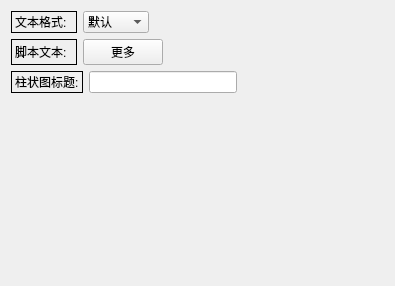
Above: LabelText.ui from whatudone/plotxy before the change. Below: the same form after it.
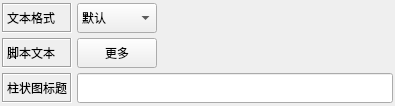
That is the form after the change.

```diff
--- a/LabelText.ui
+++ b/LabelText.ui
@@ -7,27 +7,72 @@
     <x>0</x>
     <y>0</y>
     <width>395</width>
-    <height>286</height>
+    <height>106</height>
    </rect>
   </property>
   <property name="windowTitle">
    <string/>
   </property>
   <layout class="QVBoxLayout" name="verticalLayout">
+   <property name="spacing">
+    <number>5</number>
+   </property>
+   <property name="leftMargin">
+    <number>0</number>
+   </property>
+   <property name="topMargin">
+    <number>0</number>
+   </property>
+   <property name="rightMargin">
+    <number>0</number>
+   </property>
+   <property name="bottomMargin">
+    <number>0</number>
+   </property>
    <item>
-    <layout class="QHBoxLayout" name="horizontalLayout_21">
-     <item>
+    <layout class="QGridLayout" name="gridLayout">
+     <property name="leftMargin">
+      <number>2</number>
+     </property>
+     <property name="topMargin">
+      <number>2</number>
+     </property>
+     <property name="rightMargin">
+      <number>2</number>
+     </property>
+     <property name="bottomMargin">
+      <number>2</number>
+     </property>
+     <property name="spacing">
+      <number>5</number>
+     </property>
+     <item row="0" column="0">
       <widget class="QLabel" name="label_13">
+       <property name="minimumSize">
+        <size>
+         <width>0</width>
+         <height>30</height>
+        </size>
+       </property>
        <property name="frameShape">
         <enum>QFrame::Box</enum>
        </property>
+       <property name="frameShadow">
+        <enum>QFrame::Sunken</enum>
+       </property>
        <property name="text">
-        <string>文本格式:  </string>
+        <string>文本格式</string>
        </property>
       </widget>
      </item>
-     <item>
+     <item row="0" column="1">
       <widget class="QComboBox" name="comboBox_3">
+       <property name="minimumSize">
+        <size>
+         <width>0</width>
+         <height>30</height>
+        </size>
+       </property>
        <item>
         <property name="text">
          <string>默认</string>
@@ -45,7 +90,7 @@
        </item>
       </widget>
      </item>
-     <item>
+     <item row="0" column="2">
       <spacer name="horizontalSpacer_13">
        <property name="orientation">
         <enum>Qt::Horizontal</enum>
@@ -58,28 +103,39 @@
        </property>
       </spacer>
      </item>
-    </layout>
-   </item>
-   <item>
-    <layout class="QHBoxLayout" name="horizontalLayout_20">
-     <item>
+     <item row="1" column="0">
       <widget class="QLabel" name="label_14">
+       <property name="minimumSize">
+        <size>
+         <width>0</width>
+         <height>30</height>
+        </size>
+       </property>
        <property name="frameShape">
         <enum>QFrame::Box</enum>
        </property>
+       <property name="frameShadow">
+        <enum>QFrame::Sunken</enum>
+       </property>
        <property name="text">
-        <string>脚本文本:  </string>
+        <string>脚本文本</string>
        </property>
       </widget>
      </item>
-     <item>
+     <item row="1" column="1">
       <widget class="QPushButton" name="pushButton_9">
+       <property name="minimumSize">
+        <size>
+         <width>0</width>
+         <height>30</height>
+        </size>
+       </property>
        <property name="text">
         <string>更多</string>
        </property>
       </widget>
      </item>
-     <item>
+     <item row="1" column="2">
       <spacer name="horizontalSpacer_14">
        <property name="orientation">
         <enum>Qt::Horizontal</enum>
@@ -92,51 +148,37 @@
        </property>
       </spacer>
      </item>
-    </layout>
-   </item>
-   <item>
-    <layout class="QHBoxLayout" name="horizontalLayout_19">
-     <item>
+     <item row="2" column="0">
       <widget class="QLabel" name="label_15">
+       <property name="minimumSize">
+        <size>
+         <width>0</width>
+         <height>30</height>
+        </size>
+       </property>
        <property name="frameShape">
         <enum>QFrame::Box</enum>
        </property>
+       <property name="frameShadow">
+        <enum>QFrame::Sunken</enum>
+       </property>
        <property name="text">
-        <string>柱状图标题:</string>
+        <string>柱状图标题</string>
        </property>
       </widget>
      </item>
-     <item>
-      <widget class="QLineEdit" name="lineEdit_4"/>
-     </item>
-     <item>
-      <spacer name="horizontalSpacer_17">
-       <property name="orientation">
-        <enum>Qt::Horizontal</enum>
-       </property>
-       <property name="sizeHint" stdset="0">
+     <item row="2" column="1" colspan="2">
+      <widget class="QLineEdit" name="lineEdit_4">
+       <property name="minimumSize">
         <size>
-         <width>40</width>
-         <height>20</height>
+         <width>0</width>
+         <height>30</height>
         </size>
        </property>
-      </spacer>
+      </widget>
      </item>
     </layout>
    </item>
-   <item>
-    <spacer name="verticalSpacer">
-     <property name="orientation">
-      <enum>Qt::Vertical</enum>
-     </property>
-     <property name="sizeHint" stdset="0">
-      <size>
-       <width>20</width>
-       <height>164</height>
-      </size>
-     </property>
-    </spacer>
-   </item>
   </layout>
  </widget>
  <resources/>
```
